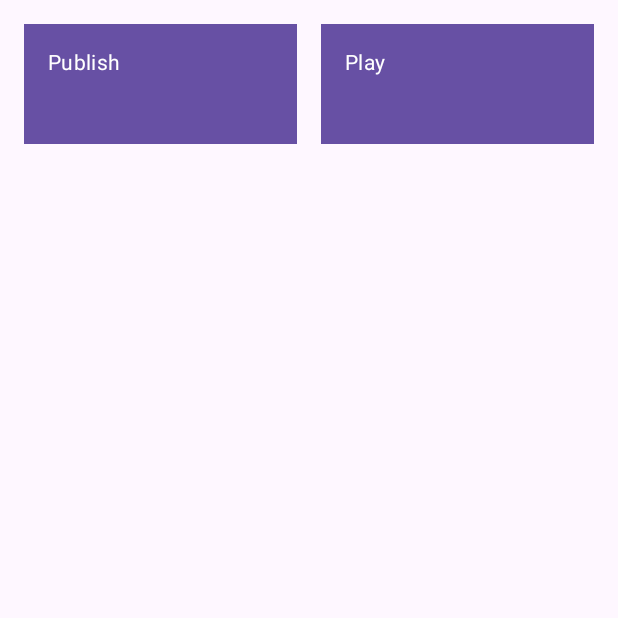
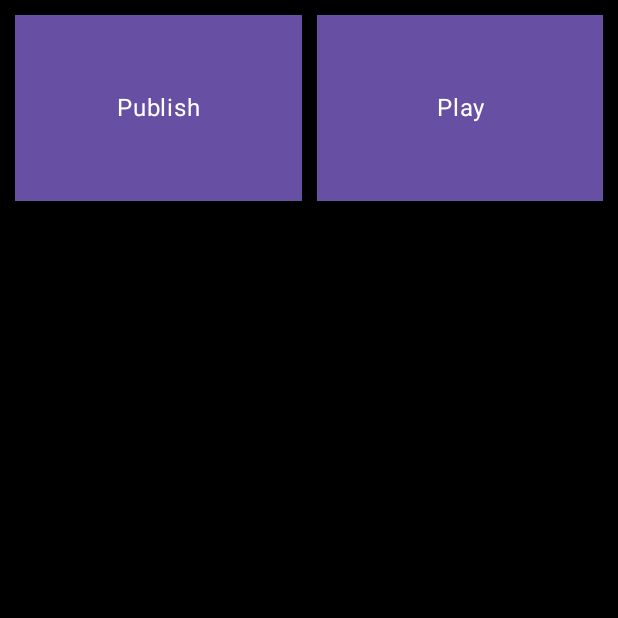
Before and after one commit to redoy-ahmed/AntMediaStreaming, an Android app built with Jetpack Compose: the screen it shows after launch (MainActivity), on a phone screen of 412 x 824 dp, the top half of it. Run offline under Robolectric (Android 15) with nearby library versions, the phone set to English and light mode, and no system bars.

```diff
--- a/app/src/main/java/com/example/antmediastreaming/MainActivity.kt
+++ b/app/src/main/java/com/example/antmediastreaming/MainActivity.kt
@@ -8,6 +8,7 @@ import androidx.compose.foundation.background
 import androidx.compose.foundation.clickable
 import androidx.compose.foundation.layout.Arrangement
 import androidx.compose.foundation.layout.PaddingValues
+import androidx.compose.foundation.layout.fillMaxHeight
 import androidx.compose.foundation.layout.fillMaxSize
 import androidx.compose.foundation.layout.fillMaxWidth
 import androidx.compose.foundation.layout.height
@@ -22,6 +23,7 @@ import androidx.compose.runtime.Composable
 import androidx.compose.ui.Modifier
 import androidx.compose.ui.graphics.Color
 import androidx.compose.ui.platform.LocalContext
+import androidx.compose.ui.text.style.TextAlign
 import androidx.compose.ui.unit.dp
 
 class MainActivity : ComponentActivity() {
@@ -48,10 +50,10 @@ class MainActivity : ComponentActivity() {
     fun ActivityGrid(activities: List<ActivityLink>) {
         val context = LocalContext.current
         LazyVerticalGrid(
+            modifier = Modifier.background(color = Color.Black),
             columns = GridCells.Fixed(2),
-            contentPadding = PaddingValues(16.dp),
-            horizontalArrangement = Arrangement.spacedBy(16.dp),
-            verticalArrangement = Arrangement.spacedBy(16.dp)
+            contentPadding = PaddingValues(10.dp),
+            horizontalArrangement = Arrangement.spacedBy(10.dp)
         ) {
             items(activities) { activity ->
                 ActivityButton(label = activity.label) {
@@ -68,11 +70,12 @@ class MainActivity : ComponentActivity() {
             color = Color.White,
             modifier = Modifier
                 .fillMaxWidth()
-                .height(80.dp)
+                .fillMaxHeight()
                 .background(MaterialTheme.colorScheme.primary)
                 .clickable { onClick() }
-                .padding(16.dp),
-            style = MaterialTheme.typography.bodyMedium
+                .padding(50.dp),
+            style = MaterialTheme.typography.bodyLarge,
+            textAlign = TextAlign.Center
         )
     }
 
--- /dev/null
+++ b/app/src/main/java/com/example/antmediastreaming/ServerInfo.kt
@@ -0,0 +1,6 @@
+package com.example.antmediastreaming
+
+object ServerInfo {
+    const val SERVER_URL: String = "wss://antmedia.workuplift.com/live/websocket"
+    const val STREAM_ID: String = "test123"
+}
```
Also changed, not shown: app/src/main/java/com/example/antmediastreaming/PlayActivity.kt (+22 -42 lines), app/src/main/java/com/example/antmediastreaming/PublishActivity.kt (+20 -32 lines).
